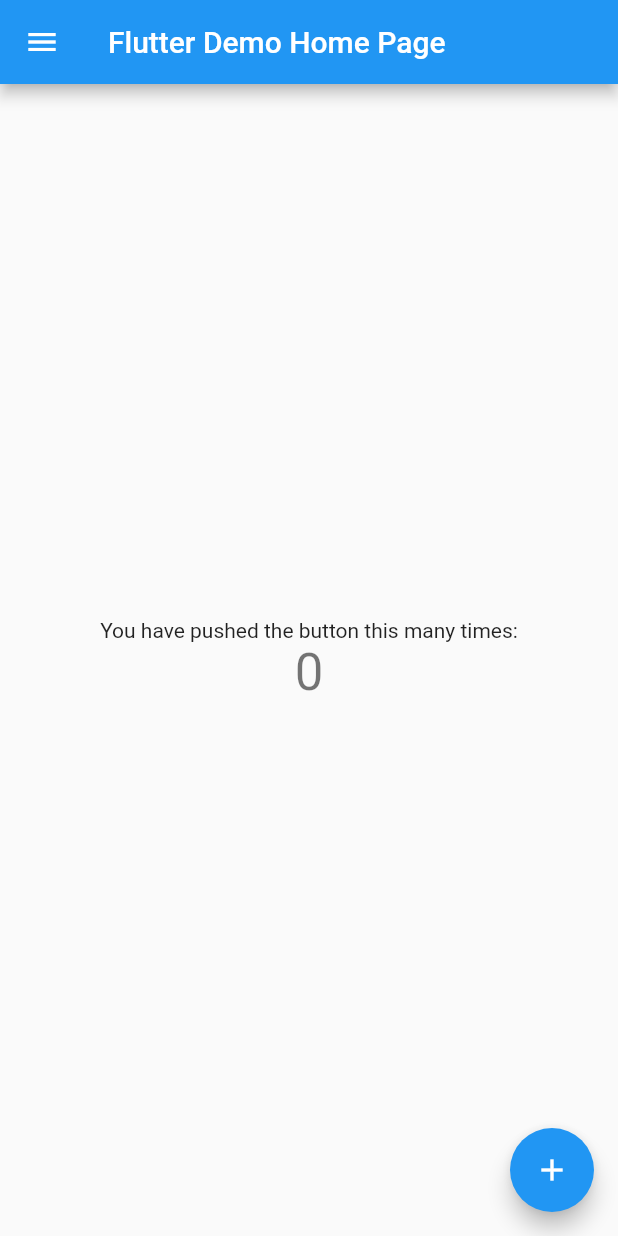
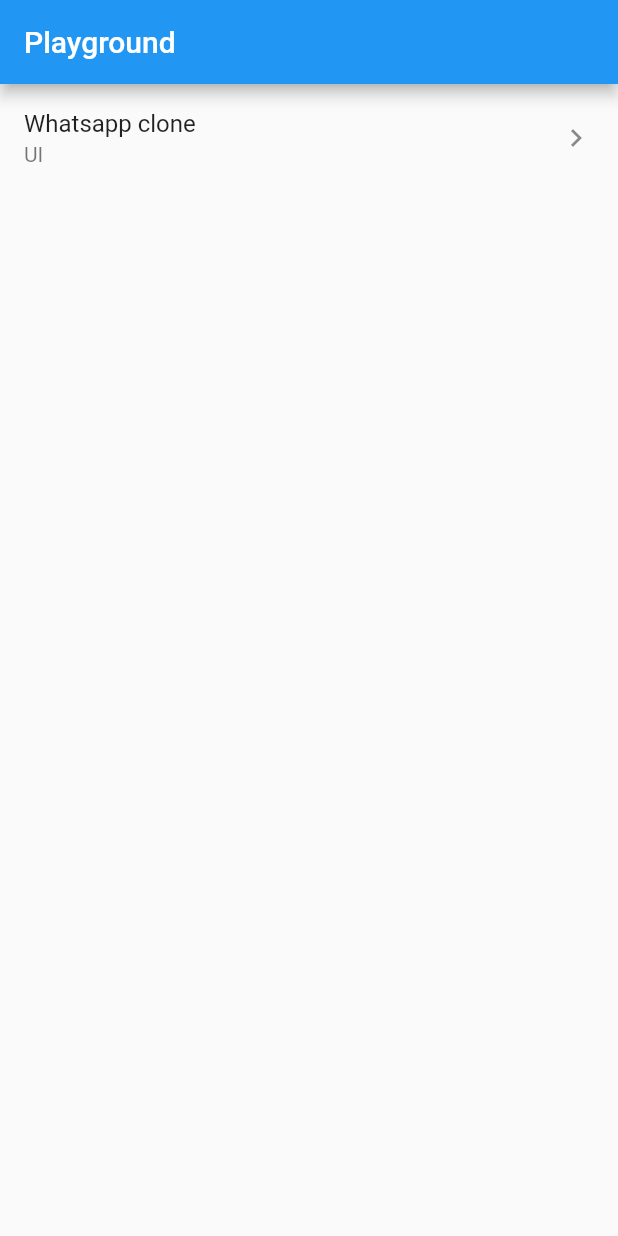
Before and after one commit to prasadsunny1/sunnys_playground, a Flutter app: the screen it shows after launch, on a phone screen of 412 x 824 dp. Run offline on Flutter 3.47's test engine with Material 2 defaults, Android fonts, the phone set to English and light mode, and no system bars; our stand-ins replace firebase_analytics, firebase_crashlytics, firebase_messaging; accounts and stored records are empty.

Commit message:
Add Whatsapp clone place holder nav

```diff
--- a/lib/main.dart
+++ b/lib/main.dart
@@ -3,6 +3,7 @@
 import 'package:flutter/material.dart';
 import 'package:firebase_crashlytics/firebase_crashlytics.dart';
 import 'package:firebase_messaging/firebase_messaging.dart';
+import 'package:sunnys_playground/WhatsappClone.dart';
 import 'package:url_launcher/url_launcher.dart';
 
 final FirebaseMessaging _firebaseMessaging = FirebaseMessaging();
@@ -26,122 +27,40 @@
       navigatorObservers: [
         FirebaseAnalyticsObserver(analytics: analytics),
       ],
-      title: 'Flutter Demo',
+      title: 'Playground',
       theme: ThemeData(
-        // This is the theme of your application.
-        //
-        // Try running your application with "flutter run". You'll see the
-        // application has a blue toolbar. Then, without quitting the app, try
-        // changing the primarySwatch below to Colors.green and then invoke
-        // "hot reload" (press "r" in the console where you ran "flutter run",
-        // or simply save your changes to "hot reload" in a Flutter IDE).
-        // Notice that the counter didn't reset back to zero; the application
-        // is not restarted.
         primarySwatch: Colors.blue,
       ),
-      home: MyHomePage(title: 'Flutter Demo Home Page'),
+      home: MyHomePage(),
     );
   }
 }
 
-class MyHomePage extends StatefulWidget {
-  MyHomePage({Key key, this.title}) : super(key: key);
-
-  // This widget is the home page of your application. It is stateful, meaning
-  // that it has a State object (defined below) that contains fields that affect
-  // how it looks.
-
-  // This class is the configuration for the state. It holds the values (in this
-  // case the title) provided by the parent (in this case the App widget) and
-  // used by the build method of the State. Fields in a Widget subclass are
-  // always marked "final".
-
-  final String title;
-
-  @override
-  _MyHomePageState createState() => _MyHomePageState();
-}
-
-class _MyHomePageState extends State<MyHomePage> {
-  int _counter = 0;
-
-  void _incrementCounter() {
-    setState(() {
-      // This call to setState tells the Flutter framework that something has
-      // changed in this State, which causes it to rerun the build method below
-      // so that the display can reflect the updated values. If we changed
-      // _counter without calling setState(), then the build method would not be
-      // called again, and so nothing would appear to happen.
-      _counter++;
-    });
-  }
-
+class MyHomePage extends StatelessWidget {
   @override
   Widget build(BuildContext context) {
-    // This method is rerun every time setState is called, for instance as done
-    // by the _incrementCounter method above.
-    //
-    // The Flutter framework has been optimized to make rerunning build methods
-    // fast, so that you can just rebuild anything that needs updating rather
-    // than having to individually change instances of widgets.
     return Scaffold(
-      drawer: Drawer(
-        child: ListView(
-          children: <Widget>[
-            FlatButton(
-              child: Text("Privacy Policy"),
-              onPressed: () async {
-                const url = 'https://prasadsunny1.dev/privacy_policy.html';
-                if (await canLaunch(url)) {
-                  await launch(url);
-                } else {
-                  throw 'Could not launch $url';
-                }
-              },
-            )
-          ],
-        ),
+      appBar: AppBar(
+        title: Text("Playground"),
       ),
-      appBar: AppBar(
-        // Here we take the value from the MyHomePage object that was created by
-        // the App.build method, and use it to set our appbar title.
-        title: Text(widget.title),
+      body: ListView(
+        children: <Widget>[
+          ListTile(
+            title: Text("Whatsapp clone"),
+            subtitle: Text("UI"),
+            trailing: Icon(Icons.chevron_right),
+            onTap: () {
+              Navigator.of(context).push(
+                new MaterialPageRoute(
+                  builder: (BuildContext context) {
+                    return new WhatsappClone();
+                  },
+                ),
+              );
+            },
+          )
+        ],
       ),
-      body: Center(
-        // Center is a layout widget. It takes a single child and positions it
-        // in the middle of the parent.
-        child: Column(
-          // Column is also layout widget. It takes a list of children and
-          // arranges them vertically. By default, it sizes itself to fit its
-          // children horizontally, and tries to be as tall as its parent.
-          //
-          // Invoke "debug painting" (press "p" in the console, choose the
-          // "Toggle Debug Paint" action from the Flutter Inspector in Android
-          // Studio, or the "Toggle Debug Paint" command in Visual Studio Code)
-          // to see the wireframe for each widget.
-          //
-          // Column has various properties to control how it sizes itself and
-          // how it positions its children. Here we use mainAxisAlignment to
-          // center the children vertically; the main axis here is the vertical
-          // axis because Columns are vertical (the cross axis would be
-          // horizontal).
-          mainAxisAlignment: MainAxisAlignment.center,
-          children: <Widget>[
-            Text(
-              'You have pushed the button this many times:',
-            ),
-            Text(
-              '$_counter',
-              style: Theme.of(context).textTheme.display1,
-            ),
-          ],
-        ),
-      ),
-      floatingActionButton: FloatingActionButton(
-        onPressed: _incrementCounter,
-        tooltip: 'Increment',
-        child: Icon(Icons.add),
-      ), // This trailing comma makes auto-formatting nicer for build methods.
     );
   }
 }
```
Also changed, not shown: lib/WhatsappClone.dart (added, +13 -0 lines).
